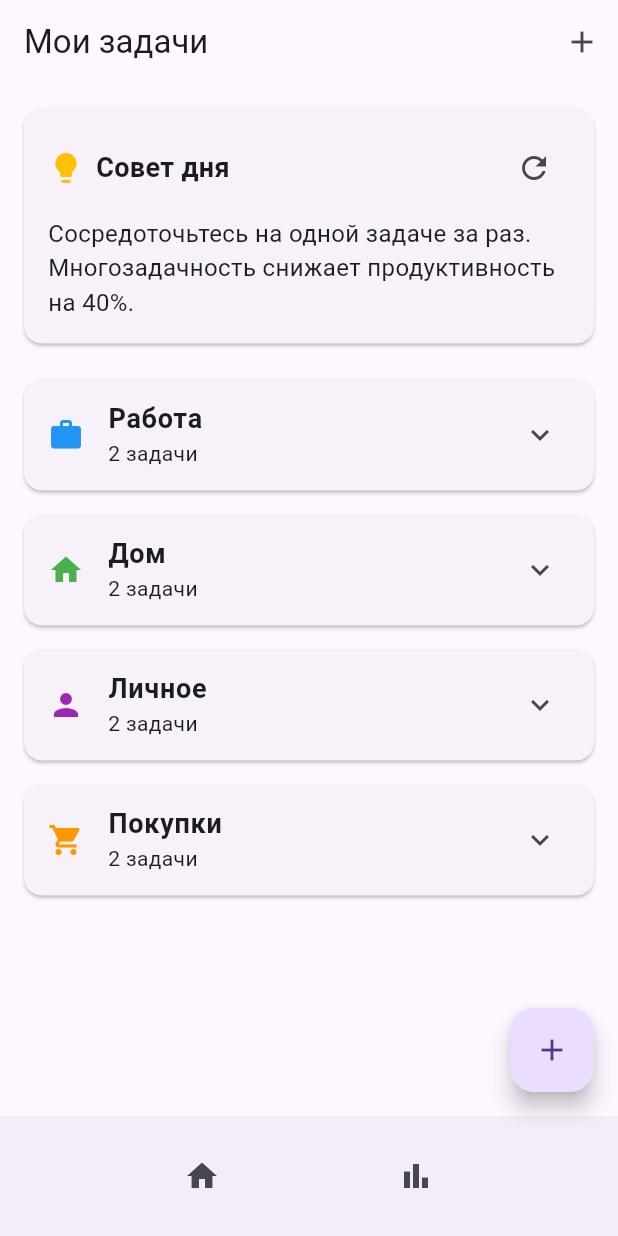
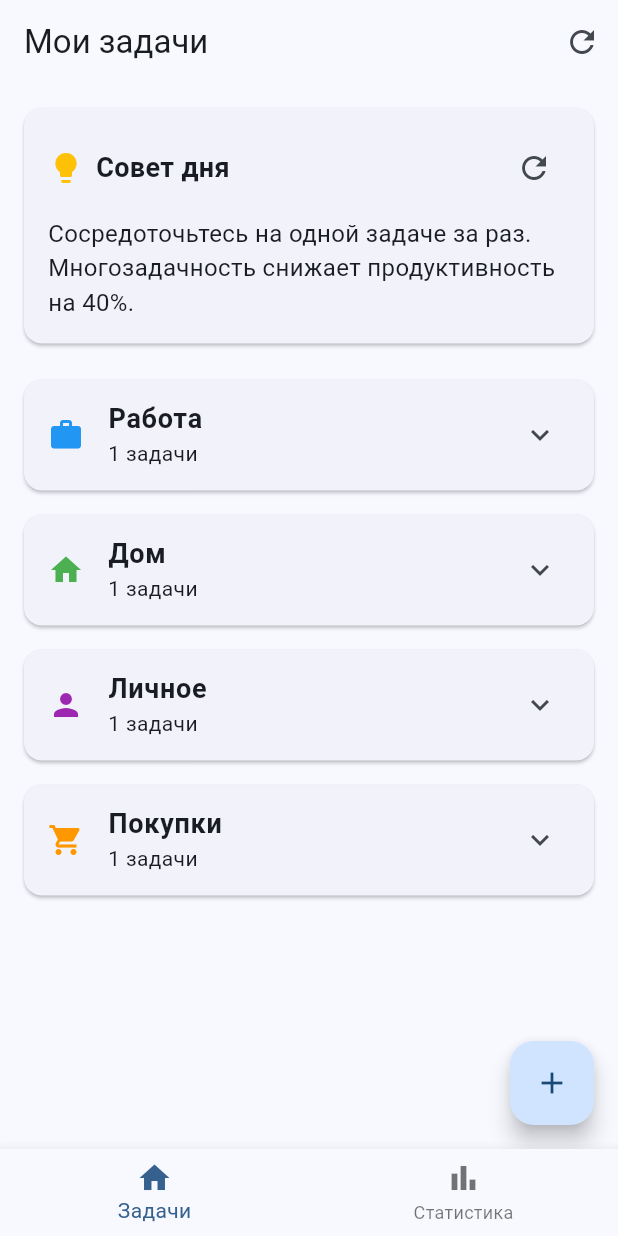
Before and after one commit to CoJleBaP/flutter-labs, a Flutter app: the screen it shows after launch, after a tap on the "refresh" icon, on a phone screen of 412 x 824 dp. Run offline on Flutter 3.47's test engine with Material 3 defaults, Android fonts, the phone set to English and light mode, and no system bars.

```diff
--- /dev/null
+++ b/my_app/lib/data/task_repository.dart
@@ -0,0 +1,73 @@
+import '../models/task.dart';
+
+class TaskRepository {
+  final List<Task> _tasks = [
+    Task(
+      id: '1',
+      title: 'Подготовить отчёт',
+      category: 'Работа',
+      priority: 'Высокий',
+      description: 'Ежеквартальный отчёт для руководства',
+    ),
+    Task(
+      id: '2',
+      title: 'Купить продукты',
+      category: 'Дом',
+      priority: 'Средний',
+    ),
+    Task(
+      id: '3',
+      title: 'Сходить в спортзал',
+      category: 'Личное',
+      priority: 'Средний',
+    ),
+    Task(
+      id: '4',
+      title: 'Новый монитор',
+      category: 'Покупки',
+      priority: 'Низкий',
+    ),
+  ];
+
+  List<Task> getTasks() => List.from(_tasks);
+
+  List<Task> getTasksByCategory(String category) {
+    return _tasks.where((task) => task.category == category).toList();
+  }
+
+  void addTask(Task task) {
+    _tasks.add(task);
+  }
+
+  void toggleTaskCompletion(String taskId) {
+    final task = _tasks.firstWhere((t) => t.id == taskId);
+    task.isCompleted = !task.isCompleted;
+  }
+
+  void deleteTask(String taskId) {
+    _tasks.removeWhere((task) => task.id == taskId);
+  }
+
+  // Статистика
+  int get totalTasks => _tasks.length;
+  int get completedTasks => _tasks.where((t) => t.isCompleted).length;
+  double get completionPercentage =>
+      totalTasks > 0 ? completedTasks / totalTasks : 0;
+
+  Map<String, double> getCategoryProgress() {
+    final categories = ['Работа', 'Дом', 'Личное', 'Покупки'];
+    final progress = <String, double>{};
+
+    for (final category in categories) {
+      final categoryTasks = getTasksByCategory(category);
+      if (categoryTasks.isEmpty) {
+        progress[category] = 0;
+      } else {
+        final completed = categoryTasks.where((t) => t.isCompleted).length;
+        progress[category] = completed / categoryTasks.length;
+      }
+    }
+
+    return progress;
+  }
+}
--- a/my_app/lib/main.dart
+++ b/my_app/lib/main.dart
@@ -1,7 +1,6 @@
 import 'package:flutter/material.dart';
 import 'screens/home_screen.dart';
-import 'screens/add_task_screen.dart';
-import 'screens/statistics_screen.dart';
+import 'data/task_repository.dart';
 
 void main() {
   runApp(const MainApp());
@@ -14,10 +13,13 @@ class MainApp extends StatelessWidget {
   Widget build(BuildContext context) {
     return MaterialApp(
       title: 'Smart Todo List',
-      theme: ThemeData(primarySwatch: Colors.blue, useMaterial3: true),
-      home: const HomeScreen(), // Показываем главный экран
-      //home: const AddTaskScreen(), // Экран добавления задачи
-      //home: const StatisticsScreen(), // Экран статистики
+      theme: ThemeData(
+        colorScheme: ColorScheme.fromSeed(seedColor: Colors.blue),
+        useMaterial3: true,
+      ),
+      home: HomeScreen(
+        taskRepository: TaskRepository(),
+      ), // Передаём репозиторий
     );
   }
 }
--- /dev/null
+++ b/my_app/lib/models/task.dart
@@ -0,0 +1,33 @@
+class Task {
+  final String id;
+  final String title;
+  final String category;
+  final String priority;
+  final String? description;
+  bool isCompleted;
+
+  Task({
+    required this.id,
+    required this.title,
+    required this.category,
+    required this.priority,
+    this.description,
+    this.isCompleted = false,
+  });
+
+  // Метод для создания задачи из формы
+  factory Task.fromForm({
+    required String title,
+    required String category,
+    required String priority,
+    String? description,
+  }) {
+    return Task(
+      id: DateTime.now().millisecondsSinceEpoch.toString(),
+      title: title,
+      category: category,
+      priority: priority,
+      description: description,
+    );
+  }
+}
--- a/my_app/lib/screens/home_screen.dart
+++ b/my_app/lib/screens/home_screen.dart
@@ -1,58 +1,126 @@
 import 'package:flutter/material.dart';
 import 'add_task_screen.dart';
 import 'statistics_screen.dart';
+import '../data/task_repository.dart';
+import '../models/task.dart';
 
-class HomeScreen extends StatelessWidget {
-  const HomeScreen({super.key});
+class HomeScreen extends StatefulWidget {
+  final TaskRepository taskRepository;
+
+  const HomeScreen({super.key, required this.taskRepository});
+
+  @override
+  State<HomeScreen> createState() => _HomeScreenState();
+}
+
+class _HomeScreenState extends State<HomeScreen> {
+  int _currentIndex = 0;
+  final List<String> _advices = [
+    'Сосредоточьтесь на одной задаче за раз. Многозадачность снижает продуктивность на 40%.',
+    'Начинайте день с самой сложной задачи (метод "съесть лягушку").',
+    'Используйте технику Pomodoro: 25 минут работы, 5 минут отдыха.',
+    'Планируйте следующий день вечером. Это освобождает ум и улучшает сон.',
+    'Регулярно делайте перерывы для поддержания концентрации.',
+  ];
+  String _currentAdvice = '';
+
+  @override
+  void initState() {
+    super.initState();
+    _currentAdvice = _advices[0];
+  }
+
+  void _refreshAdvice() {
+    setState(() {
+      _currentAdvice = _advices[(DateTime.now().second % _advices.length)];
+    });
+  }
+
+  void _toggleTaskCompletion(String taskId) {
+    setState(() {
+      widget.taskRepository.toggleTaskCompletion(taskId);
+    });
+  }
+
+  void _deleteTask(String taskId) {
+    setState(() {
+      widget.taskRepository.deleteTask(taskId);
+    });
+    ScaffoldMessenger.of(
+      context,
+    ).showSnackBar(const SnackBar(content: Text('Задача удалена')));
+  }
+
+  void _showDeleteDialog(String taskId, String taskTitle) {
+    showDialog(
+      context: context,
+      builder: (context) => AlertDialog(
+        title: const Text('Удалить задачу?'),
+        content: Text('Вы уверены, что хотите удалить задачу "$taskTitle"?'),
+        actions: [
+          TextButton(
+            onPressed: () => Navigator.pop(context),
+            child: const Text('Отмена'),
+          ),
+          TextButton(
+            onPressed: () {
+              _deleteTask(taskId);
+              Navigator.pop(context);
+            },
+            child: const Text('Удалить', style: TextStyle(color: Colors.red)),
+          ),
+        ],
+      ),
+    );
+  }
 
   @override
   Widget build(BuildContext context) {
-    return Scaffold(
+    final screens = [
+      // Главный экран
+      Scaffold(
         appBar: AppBar(
           title: const Text('Мои задачи'),
           actions: [
             IconButton(
-            icon: const Icon(Icons.add),
-            onPressed: () {
-              // Пока без навигации
-            },
+              icon: const Icon(Icons.refresh),
+              onPressed: _refreshAdvice,
+              tooltip: 'Обновить совет',
             ),
           ],
         ),
         body: Column(
           children: [
-          // Виджет совета по продуктивности
+            // Виджет совета
             _buildAdviceWidget(),
 
-          // Список категорий и задач
+            // Список задач
             Expanded(child: _buildTasksList()),
           ],
         ),
         floatingActionButton: FloatingActionButton(
-        onPressed: () {
-          // Пока без навигации
-        },
+          onPressed: () => _navigateToAddTask(context),
           child: const Icon(Icons.add),
           tooltip: 'Добавить задачу',
         ),
-      bottomNavigationBar: BottomAppBar(
-        child: Row(
-          mainAxisAlignment: MainAxisAlignment.spaceEvenly,
-          children: [
-            IconButton(
-              icon: const Icon(Icons.home),
-              onPressed: () {},
-              tooltip: 'Главная',
       ),
-            IconButton(
-              icon: const Icon(Icons.bar_chart),
-              onPressed: () {
-                // Пока без навигации
-              },
-              tooltip: 'Статистика',
+
+      // Экран статистики
+      StatisticsScreen(taskRepository: widget.taskRepository),
+    ];
+
+    return Scaffold(
+      body: screens[_currentIndex],
+      bottomNavigationBar: BottomNavigationBar(
+        currentIndex: _currentIndex,
+        onTap: (index) => setState(() => _currentIndex = index),
+        items: const [
+          BottomNavigationBarItem(icon: Icon(Icons.home), label: 'Задачи'),
+          BottomNavigationBarItem(
+            icon: Icon(Icons.bar_chart),
+            label: 'Статистика',
           ),
         ],
-        ),
       ),
     );
   }
@@ -76,16 +144,13 @@ class HomeScreen extends StatelessWidget {
                 const Spacer(),
                 IconButton(
                   icon: const Icon(Icons.refresh),
-                  onPressed: () {},
+                  onPressed: _refreshAdvice,
                   tooltip: 'Обновить совет',
                 ),
               ],
             ),
             const SizedBox(height: 8),
-            const Text(
-              'Сосредоточьтесь на одной задаче за раз. Многозадачность снижает продуктивность на 40%.',
-              style: TextStyle(fontSize: 16),
-            ),
+            Text(_currentAdvice, style: const TextStyle(fontSize: 16)),
           ],
         ),
       ),
@@ -93,46 +158,58 @@ class HomeScreen extends StatelessWidget {
   }
 
   Widget _buildTasksList() {
-    final categories = {
-      'Работа': ['Подготовить отчёт', 'Совещание в 15:00'],
-      'Дом': ['Купить продукты', 'Убраться в квартире'],
-      'Личное': ['Сходить в спортзал', 'Прочитать книгу'],
-      'Покупки': ['Новый монитор', 'Канцелярия'],
-    };
+    final categories = ['Работа', 'Дом', 'Личное', 'Покупки'];
 
     return ListView(
       children: [
-        for (final category in categories.entries)
+        for (final category in categories)
           Card(
             margin: const EdgeInsets.symmetric(horizontal: 16, vertical: 8),
             child: ExpansionTile(
-              leading: _getCategoryIcon(category.key),
+              leading: _getCategoryIcon(category),
               title: Text(
-                category.key,
+                category,
                 style: const TextStyle(
                   fontSize: 18,
                   fontWeight: FontWeight.bold,
                 ),
               ),
-              subtitle: Text('${category.value.length} задачи'),
+              subtitle: Text(
+                '${widget.taskRepository.getTasksByCategory(category).length} задачи',
+              ),
               children: [
-                for (final task in category.value)
+                for (final task in widget.taskRepository.getTasksByCategory(
+                  category,
+                ))
                   ListTile(
                     leading: Checkbox(
-                      value: false, // Пока статично
-                      onChanged: (value) {},
+                      value: task.isCompleted,
+                      onChanged: (_) => _toggleTaskCompletion(task.id),
                     ),
-                    title: Text(task),
-                    subtitle: const Text('Средний приоритет'),
-                    trailing: IconButton(
-                      icon: const Icon(Icons.more_vert),
-                      onPressed: () {},
+                    title: Text(
+                      task.title,
+                      style: task.isCompleted
+                          ? TextStyle(
+                              decoration: TextDecoration.lineThrough,
+                              color: Colors.grey,
+                            )
+                          : null,
+                    ),
+                    subtitle: Text('${task.priority} приоритет'),
+                    trailing: PopupMenuButton(
+                      itemBuilder: (context) => [
+                        const PopupMenuItem(
+                          value: 'delete',
+                          child: Text('Удалить'),
+                        ),
+                      ],
+                      onSelected: (_) => _showDeleteDialog(task.id, task.title),
                     ),
                   ),
                 Padding(
                   padding: const EdgeInsets.all(8.0),
                   child: ElevatedButton.icon(
-                    onPressed: () {},
+                    onPressed: () => _navigateToAddTask(context),
                     icon: const Icon(Icons.add),
                     label: const Text('Добавить задачу'),
                     style: ElevatedButton.styleFrom(
@@ -144,6 +221,24 @@ class HomeScreen extends StatelessWidget {
             ),
           ),
       ],
+    );
+  }
+
+  void _navigateToAddTask(BuildContext context) {
+    Navigator.push(
+      context,
+      MaterialPageRoute(
+        builder: (context) => AddTaskScreen(
+          onTaskAdded: (newTask) {
+            setState(() {
+              widget.taskRepository.addTask(newTask);
+            });
+            ScaffoldMessenger.of(context).showSnackBar(
+              SnackBar(content: Text('Задача "${newTask.title}" добавлена')),
+            );
+          },
+        ),
+      ),
     );
   }
 
```
Also changed, not shown: my_app/lib/screens/add_task_screen.dart (+81 -38 lines), my_app/lib/screens/statistics_screen.dart (+54 -23 lines). Lines whose indentation alone changed are shown as unchanged.
